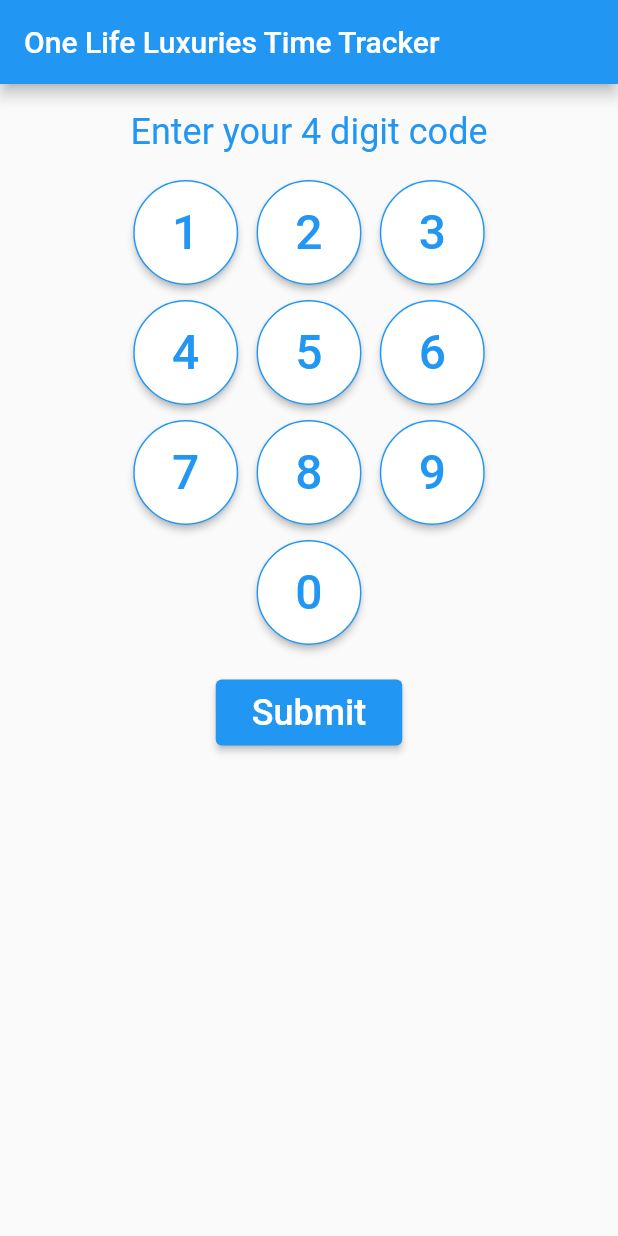
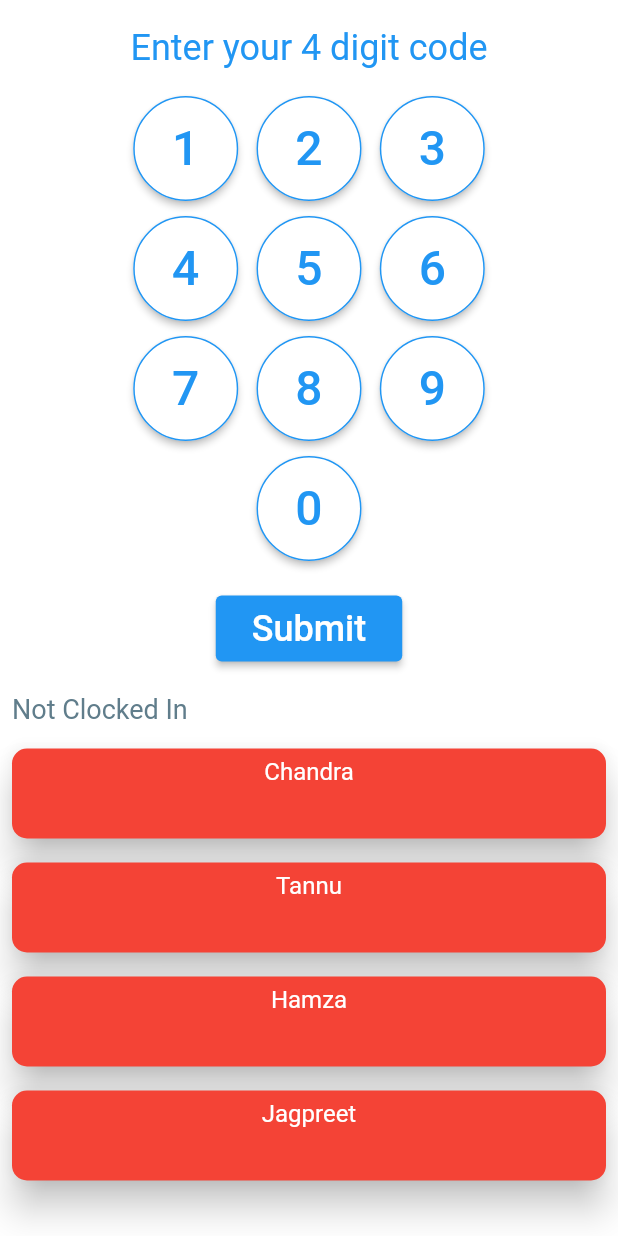
Before and after one commit to VEMUC001/time_tracker, a Flutter app: the screen it shows after launch, on a phone screen of 412 x 824 dp. Run offline on Flutter 3.47's test engine with Material 2 defaults, Android fonts, the light colour scheme and no system bars.

```diff
--- a/lib/constants.dart
+++ b/lib/constants.dart
@@ -1,10 +1,16 @@
+import 'package:intl/intl.dart';
+
 class Constants {
   static const appTitle = 'Simple Time Tracker';
   static const appBarTitle = 'One Life Luxuries Time Tracker';
-
 
   static String getKeyWithDateTimeNowFormat() {
     DateTime now = DateTime.now();
     return '${now.month}:${now.day}:${now.year}';
   }
+
+  static String formattedDate(DateTime date) {
+    final DateFormat formatter = DateFormat('yyyy-MM-dd hh:mm a');
+    return formatter.format(date);
+  }
 }
--- a/lib/models/employee_2.dart
+++ b/lib/models/employee_2.dart
@@ -1,7 +1,7 @@
 class Employee2 {
   String fullName;
   String employeeCode;
-  bool hasCheckedIn;
+  bool hasCheckedIn = false;
   Map<String, TimeEntry> entryMap;
 
   Employee2({
--- a/lib/widgets/home_screen.dart
+++ b/lib/widgets/home_screen.dart
@@ -28,17 +28,16 @@ class _MyHomePageState extends State<MyHomePage> {
   @override
   Widget build(BuildContext context) {
     return Scaffold(
-      appBar: AppBar(
-        title: Text(widget.title),
-      ),
       body: addEntryBody(),
+      backgroundColor: Colors.white,
     );
   }
 
   Widget addEntryBody() {
-    return Column(
+    return SafeArea(
+      child: SingleChildScrollView(
+        child: Column(
           crossAxisAlignment: CrossAxisAlignment.center,
-      mainAxisSize: MainAxisSize.max,
           children: <Widget>[
             const SizedBox(height: 10),
             addMessageView("Enter your 4 digit code"),
@@ -79,7 +78,11 @@ class _MyHomePageState extends State<MyHomePage> {
                 : const SizedBox(height: 1),
             const SizedBox(height: 20),
             addSubmitButton(),
+            const SizedBox(height: 10),
+            buildListViewEmployees(),
           ],
+        ),
+      ),
     );
   }
 
@@ -153,15 +156,15 @@ class _MyHomePageState extends State<MyHomePage> {
       if (employee.employeeCode == enteredNumber) {
         validated = true;
         if (employee.hasCheckedIn) {
+          //set the exit time for the employee here
+          enterExitTime(employee);
+          employee.hasCheckedIn = false;
+        } else {
           //set the entry time for the employee here
           enterEntryTime(employee);
-          employee.hasCheckedIn = false;
-        } else {
-          //set the exit time for the employee here
-          enterExitTime(employee);
           employee.hasCheckedIn = true;
         }
-        String message = employee.hasCheckedIn
+        String message = !employee.hasCheckedIn
             ? 'Have a good day ${employee.fullName}. You worked ${timeInBetween2(employee)}'
             : 'Welcome ${employee.fullName}, entry time has been logged';
 
@@ -230,4 +233,91 @@ class _MyHomePageState extends State<MyHomePage> {
     );
     ScaffoldMessenger.of(context).showSnackBar(snackBar);
   }
+
+  Widget addWorkingTextView(String message) {
+    return Padding(
+      padding: const EdgeInsets.all(8.0),
+      child: Align(
+        alignment: Alignment.bottomLeft,
+        child: Text(
+          message,
+          style: const TextStyle(color: Colors.blueGrey, fontSize: 18),
+        ),
+      ),
+    );
   }
+
+  Widget buildListViewEmployees() {
+    //filter active employees only
+    var activeFilteredList =
+        puesdoEmployees.where((employee) => employee.hasCheckedIn).toList();
+
+    var inActiveFilteredList =
+        puesdoEmployees.where((employee) => !employee.hasCheckedIn).toList();
+
+    return Column(
+      children: [
+        activeFilteredList.isNotEmpty
+            ? addWorkingTextView("Currently Clocked In")
+            : const SizedBox(
+                height: 1,
+              ),
+        buildListOfEmployees(activeFilteredList, Colors.green, true),
+        inActiveFilteredList.isNotEmpty
+            ? addWorkingTextView("Not Clocked In")
+            : const SizedBox(
+                height: 1,
+              ),
+        buildListOfEmployees(inActiveFilteredList, Colors.red, false),
+      ],
+    );
+  }
+
+  ListView buildListOfEmployees(
+      List<Employee2> filteredList, Color backgroundColor, bool isActiveList) {
+    String? entryTime;
+    String exitTimeString = "Enter your code to log your time";
+
+    return ListView.builder(
+      shrinkWrap: true,
+      physics: const NeverScrollableScrollPhysics(),
+      itemCount: filteredList.length,
+      itemBuilder: (context, index) {
+        if (isActiveList) {
+          entryTime = Constants.formattedDate(filteredList[index]
+              .entryMap[Constants.getKeyWithDateTimeNowFormat()]!
+              .entryTime!);
+        } else {}
+
+        return Padding(
+          padding: const EdgeInsets.all(8.0),
+          child: Material(
+            elevation: 10,
+            color: backgroundColor,
+            borderRadius: const BorderRadius.all(Radius.circular(10)),
+            child: Container(
+              padding: const EdgeInsets.all(4.0),
+              height: 60,
+              width: double.maxFinite,
+              child: Padding(
+                padding: const EdgeInsets.all(2.0),
+                child: Column(
+                  children: [
+                    Text(
+                      filteredList[index].fullName,
+                      style: const TextStyle(color: Colors.white, fontSize: 16),
+                    ),
+                    if (entryTime != null && entryTime!.isNotEmpty)
+                      Text("Clocked in at : $entryTime ",
+                          style: const TextStyle(
+                              color: Colors.white, fontSize: 14))
+                  ],
+                ),
+              ),
+            ),
+          ),
+        );
+      },
+    );
+  }
+}
```
Also changed, not shown: pubspec.yaml (+4 -4 lines), pubspec.lock, 10 other files. Lines whose indentation alone changed are shown as unchanged.
